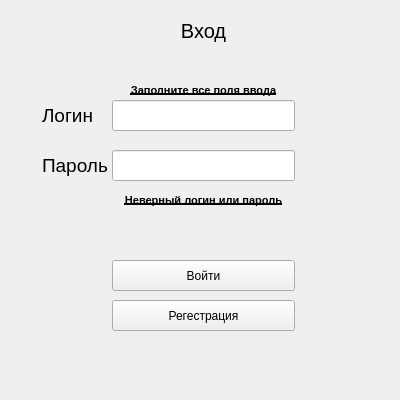
Old version of the form qt_ui/login.ui in the repository koalmsk/flowerProject.
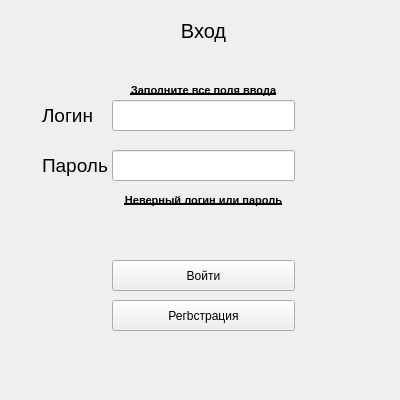
New version of the form.

```diff
--- a/qt_ui/login.ui
+++ b/qt_ui/login.ui
@@ -72,7 +72,7 @@
     </rect>
    </property>
    <property name="text">
-    <string>Регестрация</string>
+    <string>Регbстрация</string>
    </property>
   </widget>
   <widget class="QPushButton" name="log_in_btn">
```
